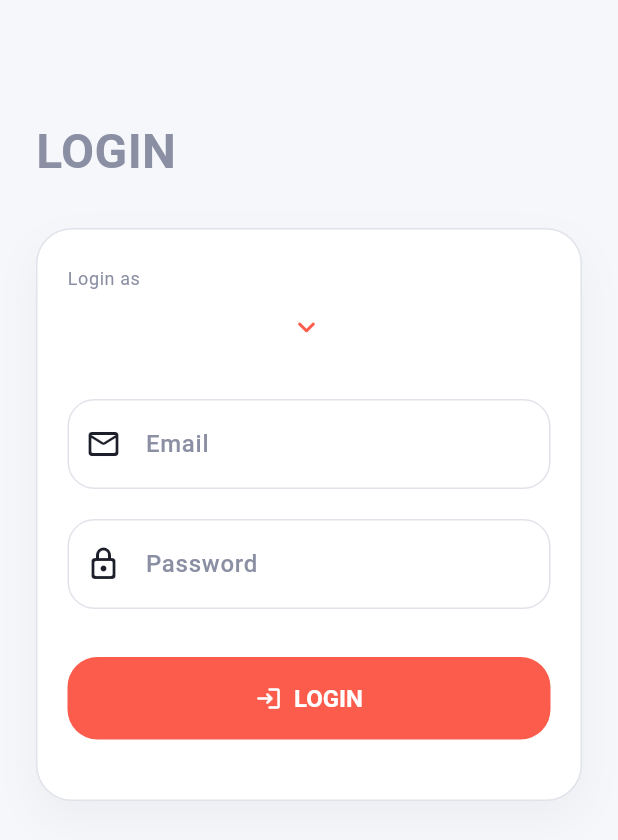
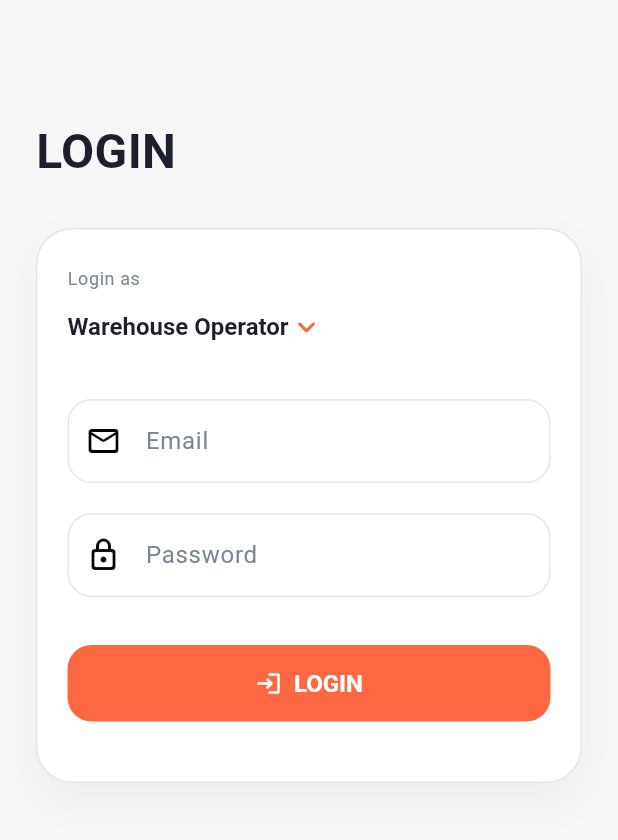
Before and after one commit to Lakshandissanayake/AR-based-delivery-verification, a Flutter app: the screen it shows after launch, on a phone screen of 412 x 824 dp. Shown: the top 840 px of the screen. Run offline on Flutter 3.47's test engine with Material 3 defaults, Android fonts, the phone set to English and light mode, and no system bars; our stand-ins replace cloud_firestore, firebase_auth, firebase_core, get; missing offline and left inert: model_viewer_plus; accounts and stored records are empty.

Commit message:
Update app_theme.dart

```diff
--- a/lib/theme/app_theme.dart
+++ b/lib/theme/app_theme.dart
@@ -1,127 +1,87 @@
 import 'package:flutter/material.dart';
 
 class AppColors {
-  static const Color primary = Color(0xFFFC5C4C);
-  static const Color background = Color(0xFFF6F7FB);
+  static const Color primary = Color(0xFFFD6843);
+  static const Color background = Color(0xFFF7F7F7);
   static const Color card = Colors.white;
-  static const Color textPrimary = Color(0xFF1C1E2A);
-  static const Color textSecondary = Color(0xFF8A8FA3);
-  static const Color outline = Color(0xFFE1E3EA);
-  static const Color success = Color(0xFF2ECC71);
-  static const Color error = Color(0xFFE74C3C);
+  static const Color text = Color(0xFF1D1F2C);
+  static const Color muted = Color(0xFF7C8795);
+  static const Color outline = Color(0xFFE4E6EB);
 }
 
 class AppTheme {
   static ThemeData get lightTheme {
-    final base = ThemeData(
-      useMaterial3: true,
-      fontFamily: 'Poppins',
-    );
+    final base = ThemeData.light(useMaterial3: true);
 
     return base.copyWith(
-      colorScheme: ColorScheme.light(
+      colorScheme: const ColorScheme.light(
         primary: AppColors.primary,
+        secondary: Colors.white,
+        surface: Colors.white,
         onPrimary: Colors.white,
-        surface: AppColors.card,
-        onSurface: AppColors.textPrimary,
-        error: AppColors.error,
+        onSecondary: AppColors.text,
       ),
-
       scaffoldBackgroundColor: AppColors.background,
-
       appBarTheme: const AppBarTheme(
         backgroundColor: Colors.transparent,
         elevation: 0,
         centerTitle: false,
         titleTextStyle: TextStyle(
-          fontSize: 22,
+          color: AppColors.text,
+          fontSize: 20,
           fontWeight: FontWeight.w600,
-          color: AppColors.textPrimary,
         ),
-        iconTheme: IconThemeData(color: AppColors.textPrimary),
+        iconTheme: IconThemeData(color: AppColors.text),
       ),
-
-      cardTheme: CardTheme(
-        color: AppColors.card,
-        elevation: 0.5,
-        shape: RoundedRectangleBorder(
-          borderRadius: BorderRadius.circular(20),
-        ),
-      ),
-
       elevatedButtonTheme: ElevatedButtonThemeData(
         style: ElevatedButton.styleFrom(
           backgroundColor: AppColors.primary,
           foregroundColor: Colors.white,
           elevation: 0,
           shape: RoundedRectangleBorder(
-            borderRadius: BorderRadius.circular(20),
+            borderRadius: BorderRadius.circular(16),
           ),
-          padding: const EdgeInsets.symmetric(vertical: 18),
-          textStyle: const TextStyle(
-            fontSize: 16,
-            fontWeight: FontWeight.w600,
-          ),
+          padding: const EdgeInsets.symmetric(vertical: 16),
+          textStyle: const TextStyle(fontWeight: FontWeight.w600, fontSize: 16),
         ),
       ),
-
       outlinedButtonTheme: OutlinedButtonThemeData(
         style: OutlinedButton.styleFrom(
           foregroundColor: AppColors.primary,
-          side: const BorderSide(color: AppColors.primary, width: 1.5),
+          side: const BorderSide(color: AppColors.primary, width: 1.4),
           shape: RoundedRectangleBorder(
-            borderRadius: BorderRadius.circular(20),
+            borderRadius: BorderRadius.circular(16),
           ),
-          padding: const EdgeInsets.symmetric(vertical: 18),
-          textStyle: const TextStyle(
-            fontSize: 16,
-            fontWeight: FontWeight.w600,
-          ),
+          padding: const EdgeInsets.symmetric(vertical: 16),
+          textStyle: const TextStyle(fontWeight: FontWeight.w600, fontSize: 16),
         ),
       ),
-
       inputDecorationTheme: InputDecorationTheme(
         filled: true,
-        fillColor: AppColors.card,
+        fillColor: Colors.white,
         border: OutlineInputBorder(
-          borderRadius: BorderRadius.circular(18),
+          borderRadius: BorderRadius.circular(16),
           borderSide: const BorderSide(color: AppColors.outline),
         ),
         enabledBorder: OutlineInputBorder(
-          borderRadius: BorderRadius.circular(18),
+          borderRadius: BorderRadius.circular(16),
           borderSide: const BorderSide(color: AppColors.outline),
         ),
         focusedBorder: OutlineInputBorder(
-          borderRadius: BorderRadius.circular(18),
-          borderSide: const BorderSide(
-            color: AppColors.primary,
-            width: 1.8,
-          ),
+          borderRadius: BorderRadius.circular(16),
+          borderSide: const BorderSide(color: AppColors.primary, width: 1.6),
         ),
         contentPadding: const EdgeInsets.symmetric(
-          horizontal: 20,
-          vertical: 18,
+          horizontal: 18,
+          vertical: 16,
         ),
-        labelStyle: const TextStyle(
-          color: AppColors.textSecondary,
-          fontWeight: FontWeight.w500,
-        ),
+        labelStyle: const TextStyle(color: AppColors.muted),
       ),
-
-      textTheme: base.textTheme.copyWith(
-        bodyLarge: const TextStyle(
-          fontSize: 16,
-          color: AppColors.textPrimary,
-        ),
-        bodyMedium: const TextStyle(
-          fontSize: 14,
-          color: AppColors.textSecondary,
-        ),
-        titleLarge: const TextStyle(
-          fontSize: 22,
-          fontWeight: FontWeight.w600,
-        ),
+      textTheme: base.textTheme.apply(
+        bodyColor: AppColors.text,
+        displayColor: AppColors.text,
       ),
+      cardColor: AppColors.card,
     );
   }
 }
```
